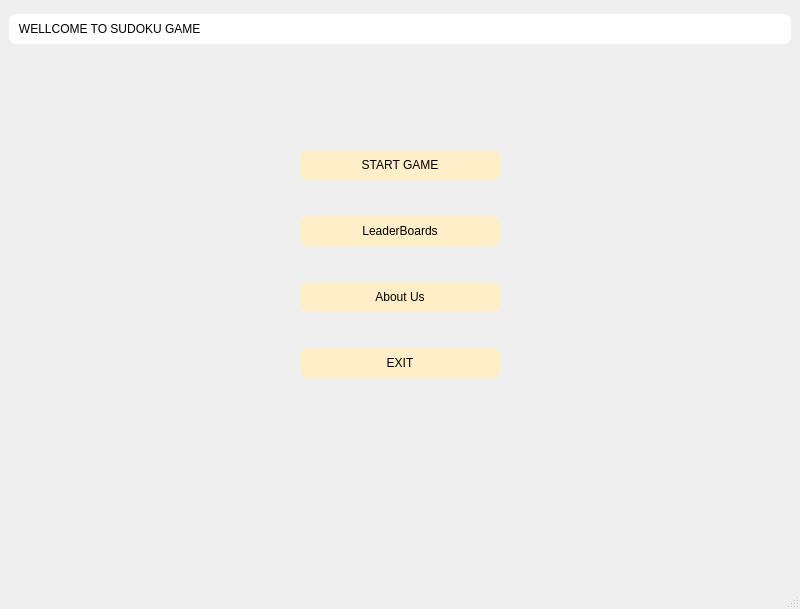
This is Sudoku/mainwindow.ui in armankhl/UIAP4002-Sudoku-Game as Qt 5 draws it before an edit. The edited form follows.
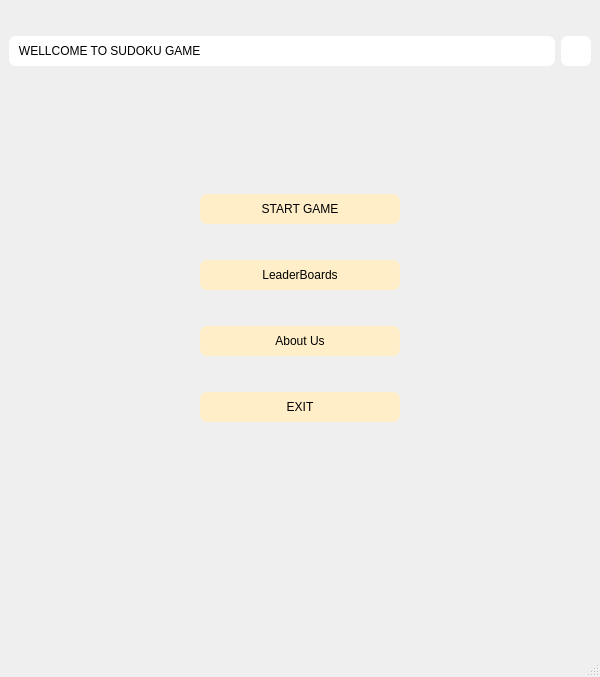
This is the edited form. Icons and pictures are not drawn.

```diff
--- a/Sudoku/mainwindow.ui
+++ b/Sudoku/mainwindow.ui
@@ -6,10 +6,34 @@
    <rect>
     <x>0</x>
     <y>0</y>
-    <width>800</width>
-    <height>600</height>
+    <width>600</width>
+    <height>677</height>
    </rect>
   </property>
+  <property name="sizePolicy">
+   <sizepolicy hsizetype="Preferred" vsizetype="Preferred">
+    <horstretch>0</horstretch>
+    <verstretch>0</verstretch>
+   </sizepolicy>
+  </property>
+  <property name="minimumSize">
+   <size>
+    <width>0</width>
+    <height>0</height>
+   </size>
+  </property>
+  <property name="maximumSize">
+   <size>
+    <width>1500</width>
+    <height>1500</height>
+   </size>
+  </property>
+  <property name="mouseTracking">
+   <bool>true</bool>
+  </property>
+  <property name="acceptDrops">
+   <bool>false</bool>
+  </property>
   <property name="windowTitle">
    <string>MainWindow</string>
   </property>
@@ -29,6 +53,13 @@
 	border-Radius: 7px;
 }
 
+QPushButton:hover{
+color: red;
+border-color: red;
+border-width: 2px;
+}
+
+
 </string>
    </property>
    <layout class="QVBoxLayout" name="verticalLayout_3">
@@ -40,7 +71,10 @@
      </layout>
     </item>
     <item>
-     <layout class="QVBoxLayout" name="verticalLayout_4">
+     <layout class="QHBoxLayout" name="horizontalLayout_6">
+      <property name="topMargin">
+       <number>0</number>
+      </property>
       <item>
        <widget class="QLabel" name="label">
         <property name="sizePolicy">
@@ -66,6 +100,40 @@
        </widget>
       </item>
       <item>
+       <widget class="QPushButton" name="pushButton">
+        <property name="sizePolicy">
+         <sizepolicy hsizetype="Fixed" vsizetype="Fixed">
+          <horstretch>0</horstretch>
+          <verstretch>0</verstretch>
+         </sizepolicy>
+        </property>
+        <property name="minimumSize">
+         <size>
+          <width>30</width>
+          <height>30</height>
+         </size>
+        </property>
+        <property name="maximumSize">
+         <size>
+          <width>0</width>
+          <height>16777215</height>
+         </size>
+        </property>
+        <property name="styleSheet">
+         <string notr="true">background-color: rgb(255, 255, 255);
+image: url(:/icon/Icons/icons8-close-30.png);
+</string>
+        </property>
+        <property name="text">
+         <string/>
+        </property>
+       </widget>
+      </item>
+     </layout>
+    </item>
+    <item>
+     <layout class="QVBoxLayout" name="verticalLayout_4">
+      <item>
        <spacer name="verticalSpacer_2">
         <property name="orientation">
          <enum>Qt::Vertical</enum>
@@ -100,7 +168,7 @@
          </spacer>
         </item>
         <item>
-         <widget class="QPushButton" name="pushButton">
+         <widget class="QPushButton" name="StartButton">
           <property name="sizePolicy">
            <sizepolicy hsizetype="Fixed" vsizetype="Fixed">
             <horstretch>0</horstretch>
```
Left out of the diff: 10 changed lines with no effect on the pictures.
